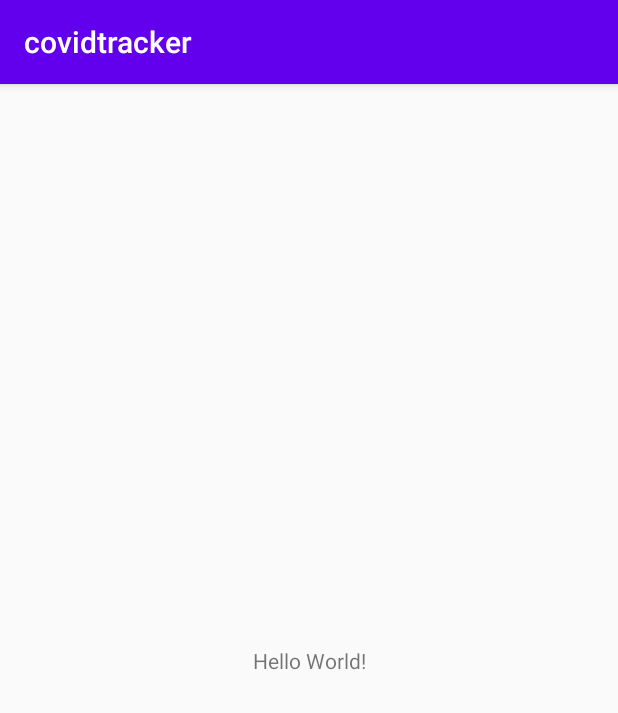
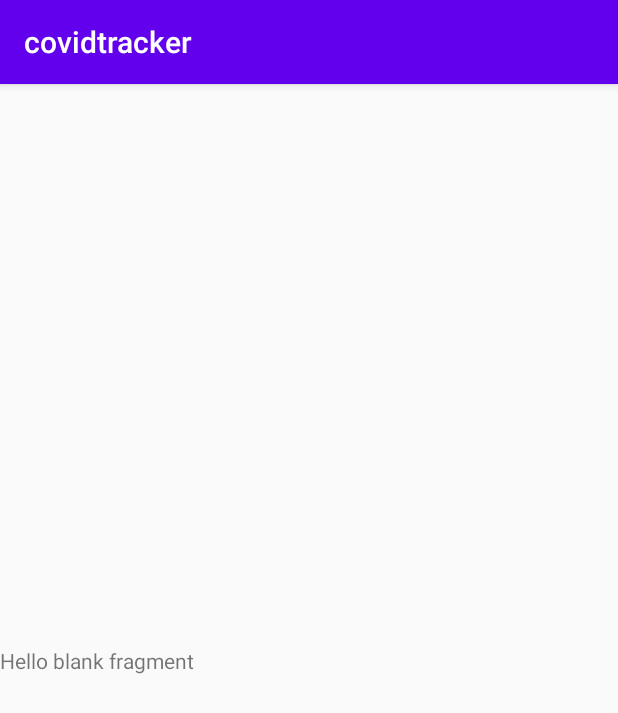
Before and after one commit to arta666/covid-tracker, an Android app: the screen it shows after launch (MainActivity), on a phone screen of 412 x 824 dp. Shown: the top 713 px of the screen. Run offline under Robolectric (Android 15) with nearby library versions, the phone set to English and light mode, and no system bars.

Commit message:
add base activity and main fragment

```diff
--- a/app/build.gradle
+++ b/app/build.gradle
@@ -14,6 +14,11 @@ android {
         testInstrumentationRunner "androidx.test.runner.AndroidJUnitRunner"
     }
 
+    buildFeatures{
+        viewBinding = true
+    }
+
+
     buildTypes {
         release {
             minifyEnabled false
@@ -28,6 +33,7 @@ dependencies {
     implementation 'androidx.cardview:cardview:1.0.0'
     implementation "androidx.recyclerview:recyclerview:1.1.0"
     implementation 'androidx.constraintlayout:constraintlayout:1.1.3'
+    implementation 'androidx.legacy:legacy-support-v4:1.0.0'
     testImplementation 'junit:junit:4.12'
     androidTestImplementation 'androidx.test.ext:junit:1.1.1'
     androidTestImplementation 'androidx.test.espresso:espresso-core:3.2.0'
--- a/app/src/main/AndroidManifest.xml
+++ b/app/src/main/AndroidManifest.xml
@@ -9,7 +9,7 @@
         android:roundIcon="@mipmap/ic_launcher_round"
         android:supportsRtl="true"
         android:theme="@style/AppTheme">
-        <activity android:name=".MainActivity">
+        <activity android:name=".ui.activity.MainActivity">
             <intent-filter>
                 <action android:name="android.intent.action.MAIN" />
 
--- a/app/src/main/java/com/arman/covidtracker/MainActivity.java
+++ /dev/null
@@ -1,14 +0,0 @@
-package com.arman.covidtracker;
-
-import androidx.appcompat.app.AppCompatActivity;
-
-import android.os.Bundle;
-
-public class MainActivity extends AppCompatActivity {
-
-    @Override
-    protected void onCreate(Bundle savedInstanceState) {
-        super.onCreate(savedInstanceState);
-        setContentView(R.layout.activity_main);
-    }
-}
--- /dev/null
+++ b/app/src/main/java/com/arman/covidtracker/ui/activity/MainActivity.java
@@ -0,0 +1,27 @@
+package com.arman.covidtracker.ui.activity;
+
+import androidx.appcompat.app.AppCompatActivity;
+
+import android.os.Bundle;
+import android.view.View;
+
+import com.arman.covidtracker.R;
+import com.arman.covidtracker.databinding.ActivityMainBinding;
+import com.arman.covidtracker.ui.base.BaseActivity;
+
+public class MainActivity extends BaseActivity {
+
+    ActivityMainBinding mBinding;
+
+    @Override
+    protected void onCreate(Bundle savedInstanceState) {
+        super.onCreate(savedInstanceState);
+
+    }
+
+    @Override
+    public View getContentView() {
+        mBinding = ActivityMainBinding.inflate(getLayoutInflater());
+        return mBinding.getRoot();
+    }
+}
--- /dev/null
+++ b/app/src/main/java/com/arman/covidtracker/ui/base/BaseActivity.java
@@ -0,0 +1,27 @@
+package com.arman.covidtracker.ui.base;
+
+import android.content.BroadcastReceiver;
+import android.content.Context;
+import android.content.Intent;
+import android.content.pm.ActivityInfo;
+import android.os.Build;
+import android.os.Bundle;
+import android.util.Log;
+import android.view.View;
+
+import androidx.annotation.LayoutRes;
+import androidx.annotation.Nullable;
+import androidx.appcompat.app.AppCompatActivity;
+
+import java.util.Objects;
+
+public abstract class BaseActivity extends AppCompatActivity {
+
+    protected void onCreate(@Nullable Bundle savedInstanceState) {
+        super.onCreate(savedInstanceState);
+        setContentView(getContentView());
+
+    }
+
+    public abstract View getContentView();
+}
--- /dev/null
+++ b/app/src/main/java/com/arman/covidtracker/ui/fragment/MainFragment.java
@@ -0,0 +1,66 @@
+package com.arman.covidtracker.ui.fragment;
+
+import android.os.Bundle;
+
+import androidx.fragment.app.Fragment;
+
+import android.view.LayoutInflater;
+import android.view.View;
+import android.view.ViewGroup;
+
+import com.arman.covidtracker.R;
+
+/**
+ * A simple {@link Fragment} subclass.
+ * Use the {@link MainFragment#newInstance} factory method to
+ * create an instance of this fragment.
+ */
+public class MainFragment extends Fragment {
+
+    // TODO: Rename parameter arguments, choose names that match
+    // the fragment initialization parameters, e.g. ARG_ITEM_NUMBER
+    private static final String ARG_PARAM1 = "param1";
+    private static final String ARG_PARAM2 = "param2";
+
+    // TODO: Rename and change types of parameters
+    private String mParam1;
+    private String mParam2;
+
+    public MainFragment() {
+        // Required empty public constructor
+    }
+
+    /**
+     * Use this factory method to create a new instance of
+     * this fragment using the provided parameters.
+     *
+     * @param param1 Parameter 1.
+     * @param param2 Parameter 2.
+     * @return A new instance of fragment MainFragment.
+     */
+    // TODO: Rename and change types and number of parameters
+    public static MainFragment newInstance(String param1, String param2) {
+        MainFragment fragment = new MainFragment();
+        Bundle args = new Bundle();
+        args.putString(ARG_PARAM1, param1);
+        args.putString(ARG_PARAM2, param2);
+        fragment.setArguments(args);
+        return fragment;
+    }
+
+    @Override
+    public void onCreate(Bundle savedInstanceState) {
+        super.onCreate(savedInstanceState);
+        if (getArguments() != null) {
+            mParam1 = getArguments().getString(ARG_PARAM1);
+            mParam2 = getArguments().getString(ARG_PARAM2);
+        }
+    }
+
+    @Override
+    public View onCreateView(LayoutInflater inflater, ViewGroup container,
+                             Bundle savedInstanceState) {
+        // Inflate the layout for this fragment
+        return inflater.inflate(R.layout.fragment_main, container, false);
+    }
+}
--- a/app/src/main/res/layout/activity_main.xml
+++ b/app/src/main/res/layout/activity_main.xml
@@ -4,15 +4,19 @@
     xmlns:tools="http://schemas.android.com/tools"
     android:layout_width="match_parent"
     android:layout_height="match_parent"
-    tools:context=".MainActivity">
+    tools:context=".ui.activity.MainActivity">
 
-    <TextView
-        android:layout_width="wrap_content"
+    <fragment
+        android:id="@+id/fragment"
+        android:name="com.arman.covidtracker.ui.fragment.MainFragment"
+        android:layout_width="match_parent"
         android:layout_height="wrap_content"
-        android:text="Hello World!"
         app:layout_constraintBottom_toBottomOf="parent"
         app:layout_constraintLeft_toLeftOf="parent"
         app:layout_constraintRight_toRightOf="parent"
-        app:layout_constraintTop_toTopOf="parent" />
+        app:layout_constraintTop_toTopOf="parent"
+         />
+
+
 
 </androidx.constraintlayout.widget.ConstraintLayout>
--- /dev/null
+++ b/app/src/main/res/layout/fragment_main.xml
@@ -0,0 +1,14 @@
+<?xml version="1.0" encoding="utf-8"?>
+<FrameLayout xmlns:android="http://schemas.android.com/apk/res/android"
+    xmlns:tools="http://schemas.android.com/tools"
+    android:layout_width="match_parent"
+    android:layout_height="match_parent"
+    tools:context=".ui.fragment.MainFragment">
+
+    <!-- TODO: Update blank fragment layout -->
+    <TextView
+        android:layout_width="match_parent"
+        android:layout_height="match_parent"
+        android:text="@string/hello_blank_fragment" />
+
+</FrameLayout>
--- a/app/src/main/res/values/strings.xml
+++ b/app/src/main/res/values/strings.xml
@@ -1,3 +1,5 @@
 <resources>
     <string name="app_name">covidtracker</string>
+    <!-- TODO: Remove or change this placeholder text -->
+    <string name="hello_blank_fragment">Hello blank fragment</string>
 </resources>
```
